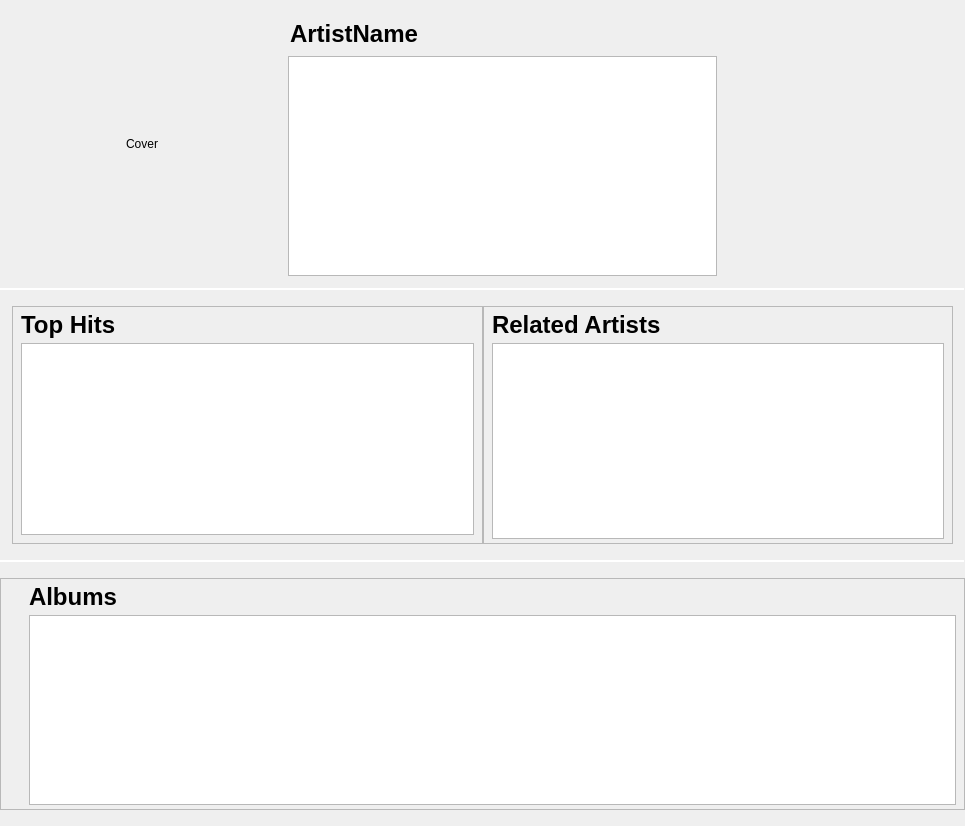
This is src/libtomahawk/widgets/infowidgets/ArtistInfoWidget.ui in tomahawk-player/tomahawk as Qt 5 draws it before an edit. The edited form follows.
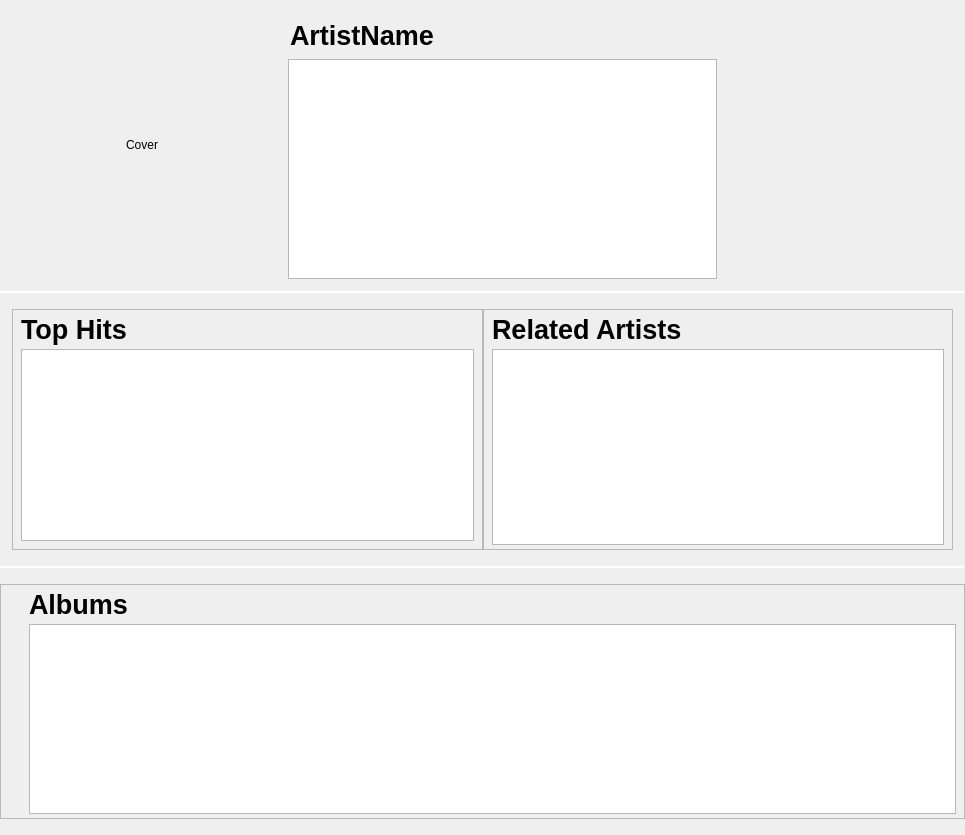
This is the edited form. Custom widgets are drawn as their Qt base class.

Commit message: * A few more tweaks to artist page.

What changed in the file:
```diff
--- a/src/libtomahawk/widgets/infowidgets/ArtistInfoWidget.ui
+++ b/src/libtomahawk/widgets/infowidgets/ArtistInfoWidget.ui
@@ -77,7 +77,7 @@
          </property>
          <property name="font">
           <font>
-           <pointsize>18</pointsize>
+           <pointsize>20</pointsize>
            <weight>75</weight>
            <bold>true</bold>
           </font>
@@ -218,7 +218,7 @@
             <widget class="QLabel" name="label">
              <property name="font">
               <font>
-               <pointsize>18</pointsize>
+               <pointsize>20</pointsize>
                <weight>75</weight>
                <bold>true</bold>
               </font>
@@ -275,8 +275,7 @@
             <widget class="QLabel" name="label_2">
              <property name="font">
               <font>
-               <family>Arial</family>
-               <pointsize>18</pointsize>
+               <pointsize>20</pointsize>
                <weight>75</weight>
                <bold>true</bold>
               </font>
@@ -385,8 +384,7 @@
           <widget class="QLabel" name="albumLabel">
            <property name="font">
             <font>
-             <family>Arial</family>
-             <pointsize>18</pointsize>
+             <pointsize>20</pointsize>
              <weight>75</weight>
              <bold>true</bold>
             </font>
```
The commit also changes 1 other file.
